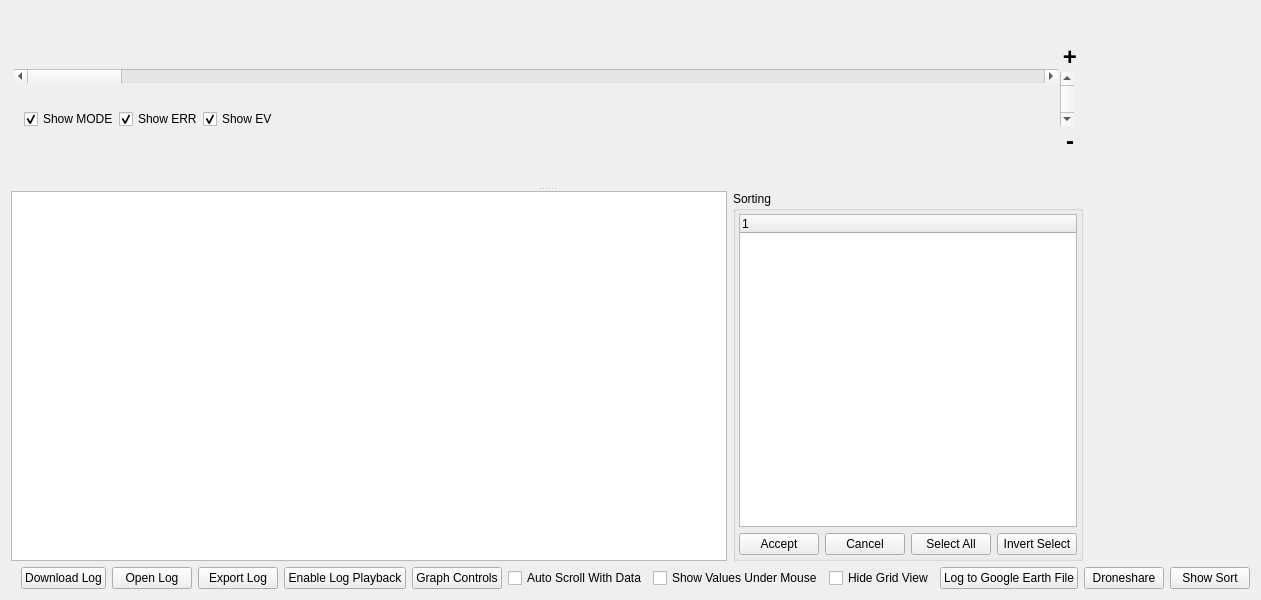
The window that src/ui/AP2DataPlot2D.ui (labtoast/apm_planner) describes before a commit, drawn with Qt 5.
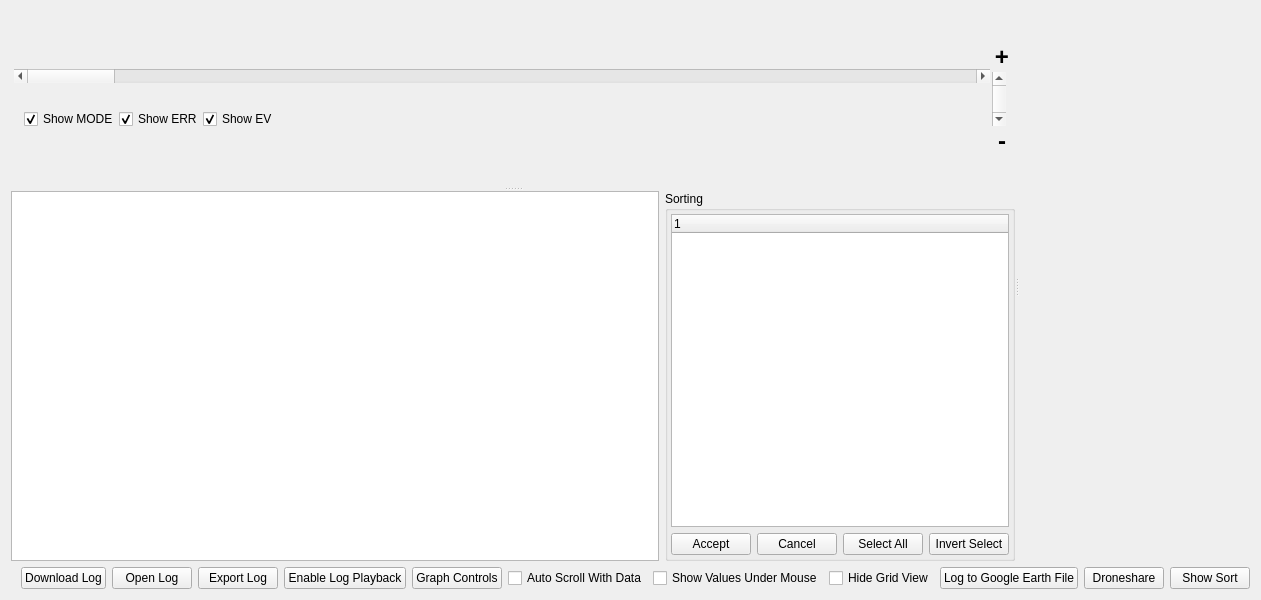
The same window after the commit. Custom widgets are drawn as their Qt base class.

Commit message: Graph View: Fix #600 Addition of horizontal splitter, and graphical indicators of the splitters for resizing items in the graph view

The edit to the form file:
```diff
--- a/src/ui/AP2DataPlot2D.ui
+++ b/src/ui/AP2DataPlot2D.ui
@@ -13,10 +13,15 @@
   <property name="windowTitle">
    <string>Graph</string>
   </property>
-  <layout class="QVBoxLayout" name="verticalLayout">
+  <layout class="QVBoxLayout" name="verticalLayout" stretch="1,0">
    <item>
-    <layout class="QHBoxLayout" name="horizontalLayout_2" stretch="20,3">
-     <item>
+    <widget class="QSplitter" name="horizontalSplitter">
+     <property name="orientation">
+      <enum>Qt::Horizontal</enum>
+     </property>
+     <property name="childrenCollapsible">
+      <bool>false</bool>
+     </property>
       <widget class="QSplitter" name="splitter">
        <property name="orientation">
         <enum>Qt::Vertical</enum>
@@ -179,7 +184,7 @@
          </item>
         </layout>
        </widget>
-       <widget class="QWidget" name="">
+      <widget class="QWidget" name="layoutWidget">
         <layout class="QHBoxLayout" name="horizontalLayout_4" stretch="5,1">
          <item>
           <widget class="QTableView" name="tableWidget"/>
@@ -262,8 +267,6 @@
         </layout>
        </widget>
       </widget>
-     </item>
-     <item>
       <widget class="DataSelectionScreen" name="dataSelectionScreen" native="true">
        <property name="minimumSize">
         <size>
@@ -272,8 +275,7 @@
         </size>
        </property>
       </widget>
-     </item>
-    </layout>
+    </widget>
    </item>
    <item>
     <layout class="QHBoxLayout" name="horizontalLayout">
```
Left out of the diff: 4 changed lines with no effect on the pictures. Lines whose indentation alone changed are shown as unchanged. The commit also changes 3 other files.
